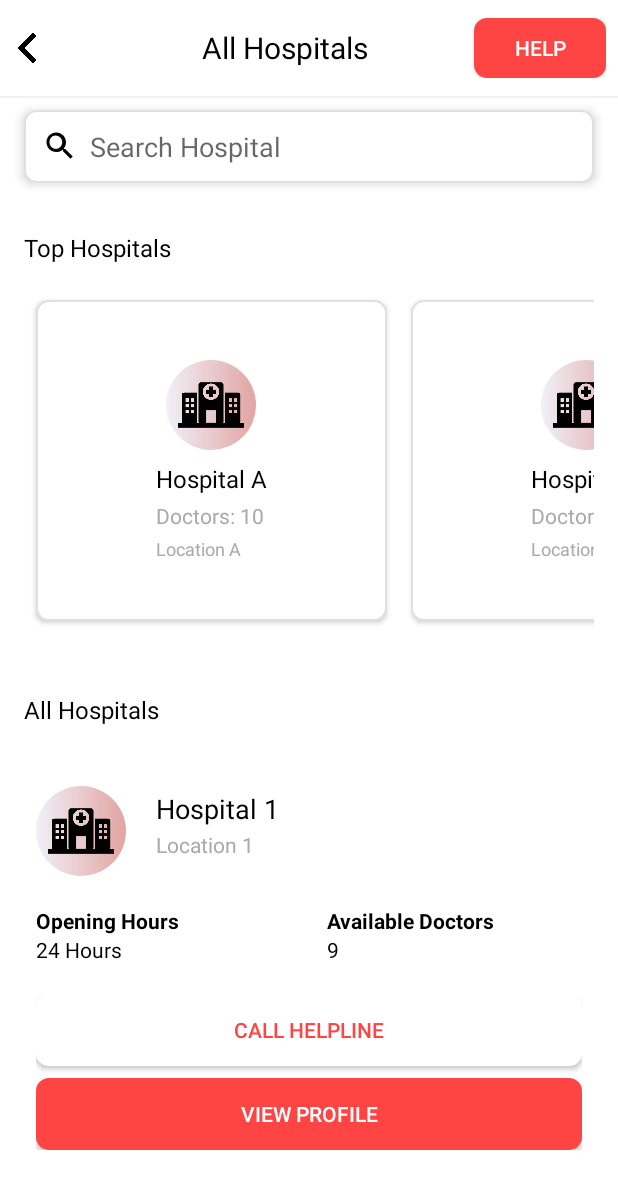
After one commit to zohaibshahid26/DocVision, an Android app: the HospitalActivity screen opened directly, with no data from a screen before it, on a phone screen of 412 x 824 dp. The commit adds this screen. Shown: the top 1189 px of the screen. Run offline under Robolectric (Android 15) with nearby library versions, the phone set to English and light mode, and no system bars.

Commit message:
Design Updates

```diff
--- a/app/build.gradle.kts
+++ b/app/build.gradle.kts
@@ -50,6 +50,7 @@ dependencies {
     implementation(libs.androidx.navigation.fragment.ktx)
     implementation(libs.androidx.navigation.ui.ktx)
     implementation(libs.androidx.navigation.runtime.ktx)
+    implementation(libs.androidx.core)
     testImplementation(libs.junit)
     androidTestImplementation(libs.androidx.junit)
     androidTestImplementation(libs.androidx.espresso.core)
--- /dev/null
+++ b/app/src/main/java/Hospital.kt
@@ -0,0 +1,6 @@
+data class Hospital(
+    val name: String,
+    val location: String,
+    val openingHours: String,
+    val availableDoctors: Int
+)
--- /dev/null
+++ b/app/src/main/java/HospitalAdapter.kt
@@ -0,0 +1,46 @@
+import android.content.Context
+import android.view.LayoutInflater
+import android.view.View
+import android.view.ViewGroup
+import android.widget.TextView
+import androidx.recyclerview.widget.RecyclerView
+import com.example.find_a_doctor.R
+
+class HospitalAdapter(private val context: Context, private val hospitals: List<Hospital>) : RecyclerView.Adapter<HospitalAdapter.HospitalViewHolder>() {
+
+    // ViewHolder class to hold the views for each item
+    class HospitalViewHolder(view: View) : RecyclerView.ViewHolder(view) {
+        val hospitalNameTextView: TextView = view.findViewById(R.id.hospital_name)
+        val hospitalLocationTextView: TextView = view.findViewById(R.id.hospital_address)
+        val openingHoursTextView: TextView = view.findViewById(R.id.opening_hours_time)
+        val availableDoctorsTextView: TextView = view.findViewById(R.id.available_doctors_count)
+
+        // Optionally, you can define buttons here if needed
+        // val callHelplineButton: Button = view.findViewById(R.id.btn_call_helpline)
+        // val viewProfileButton: Button = view.findViewById(R.id.btn_view_profile)
+    }
+
+    // Create new views (invoked by the layout manager)
+    override fun onCreateViewHolder(parent: ViewGroup, viewType: Int): HospitalViewHolder {
+        val view = LayoutInflater.from(context).inflate(R.layout.list_item_hospital, parent, false)
+        return HospitalViewHolder(view)
+    }
+
+    // Replace the contents of a view (invoked by the layout manager)
+    override fun onBindViewHolder(holder: HospitalViewHolder, position: Int) {
+        val hospital = hospitals[position]
+        holder.hospitalNameTextView.text = hospital.name
+        holder.hospitalLocationTextView.text = hospital.location
+        holder.openingHoursTextView.text = hospital.openingHours
+        holder.availableDoctorsTextView.text = hospital.availableDoctors.toString()
+
+        // Optionally set up buttons with click listeners here
+        // holder.callHelplineButton.setOnClickListener { /* Handle click */ }
+        // holder.viewProfileButton.setOnClickListener { /* Handle click */ }
+    }
+
+    // Return the size of the dataset (invoked by the layout manager)
+    override fun getItemCount(): Int {
+        return hospitals.size
+    }
+}
--- /dev/null
+++ b/app/src/main/java/com/example/find_a_doctor/HospitalActivity.kt
@@ -0,0 +1,77 @@
+package com.example.find_a_doctor
+
+import Hospital
+import HospitalAdapter
+import android.os.Bundle
+import android.widget.ImageView
+import android.widget.LinearLayout
+import android.widget.TextView
+import androidx.appcompat.app.AppCompatActivity
+import androidx.core.content.ContextCompat
+import androidx.recyclerview.widget.LinearLayoutManager
+import androidx.recyclerview.widget.RecyclerView
+
+class HospitalActivity : AppCompatActivity() {
+    private lateinit var hospitalRecyclerView: RecyclerView
+    private lateinit var hospitalAdapter: HospitalAdapter
+    private lateinit var horizontalList: LinearLayout
+
+    override fun onCreate(savedInstanceState: Bundle?) {
+        super.onCreate(savedInstanceState)
+        setContentView(R.layout.activity_hospital)
+
+        // Reference to the LinearLayout inside HorizontalScrollView
+        horizontalList = findViewById(R.id.top_hospitals_horizontal_list)
+
+        // Sample data for top hospitals
+        val top_hospitals = listOf(
+            Hospital("Hospital A", availableDoctors = 10, location = "Location A", openingHours = "0"),
+            Hospital("Hospital B", availableDoctors = 8, location = "Location B", openingHours = "0"),
+            Hospital("Hospital C", availableDoctors = 12, location = "Location C", openingHours = "0"),
+            Hospital("Hospital D", availableDoctors = 5, location = "Location D", openingHours = "0"),
+            Hospital("Hospital E", availableDoctors = 15, location = "Location E", openingHours = "0"),
+            // Add more hospitals as needed
+        )
+
+        // Populate the horizontal list
+        for (hospital in top_hospitals) {
+            // Inflate the item layout
+            val itemView = layoutInflater.inflate(R.layout.list_item_hospital_card, horizontalList, false)
+
+            // Find views in the inflated layout
+            val imageView = itemView.findViewById<ImageView>(R.id.item_image)
+            val nameTextView = itemView.findViewById<TextView>(R.id.item_name)
+            val doctorsTextView = itemView.findViewById<TextView>(R.id.item_doctors)
+            val locationTextView = itemView.findViewById<TextView>(R.id.item_location)
+
+            // Set the image (use the same drawable for simplicity)
+            imageView.setImageDrawable(ContextCompat.getDrawable(this, R.drawable.hospital)) // Replace with your drawable
+
+            // Set the text for each item
+            nameTextView.text = hospital.name
+            doctorsTextView.text = "Doctors: ${hospital.availableDoctors}"
+            locationTextView.text = hospital.location
+
+            // Add the item view to the horizontal list
+            horizontalList.addView(itemView)
+        }
+
+        // Initialize RecyclerView
+        hospitalRecyclerView = findViewById(R.id.hospital_list)
+        hospitalRecyclerView.layoutManager = LinearLayoutManager(this)
+
+        // Sample data for hospitals
+        val hospitals = List(30) { index ->
+            Hospital(
+                name = "Hospital ${index + 1}",
+                location = "Location ${index + 1}",
+                openingHours = if (index % 2 == 0) "24 Hours" else "9 AM - 5 PM",
+                availableDoctors = (1..10).random()
+            )
+        }
+
+        // Set adapter for RecyclerView
+        hospitalAdapter = HospitalAdapter(this, hospitals)
+        hospitalRecyclerView.adapter = hospitalAdapter
+    }
+}
--- a/app/src/main/java/com/example/find_a_doctor/MainActivity.kt
+++ b/app/src/main/java/com/example/find_a_doctor/MainActivity.kt
@@ -8,6 +8,7 @@ import android.net.Uri
 import android.os.Bundle
 import android.util.Log
 import android.view.LayoutInflater
+import android.widget.Button
 import android.widget.ImageButton
 import android.widget.ImageView
 import android.widget.LinearLayout
@@ -50,8 +51,6 @@ class MainActivity : ComponentActivity() {
 
         // Get LayoutInflater to inflate the item layout
         val inflater = LayoutInflater.from(this)
-
-
 
 // Define the gap in pixels
         val gapInPixels = 16 // Or a fixed value
@@ -126,6 +125,13 @@ class MainActivity : ComponentActivity() {
             showHelplineDialog()
         }
 
+        val btnOpenHospital: LinearLayout = findViewById(R.id.btn_open_hospital) // The button in your current layout
+        btnOpenHospital.setOnClickListener {
+            // Intent to start the new activity
+            val intent = Intent(this, HospitalActivity::class.java)
+            startActivity(intent)
+        }
+
     }
 
     private fun showHelplineDialog() {
--- /dev/null
+++ b/app/src/main/res/color/gray.xml
@@ -0,0 +1,4 @@
+<?xml version="1.0" encoding="utf-8"?>
+<selector xmlns:android="http://schemas.android.com/apk/resndroid">
+
+</selector>
--- /dev/null
+++ b/app/src/main/res/drawable/circle_background_gradient.xml
@@ -0,0 +1,8 @@
+<?xml version="1.0" encoding="utf-8"?>
+<shape xmlns:android="http://schemas.android.com/apk/res/android"
+    android:shape="oval">
+    <gradient
+        android:startColor="#F0F0F8"
+        android:endColor="#E2A4A2"
+         />
+</shape>
--- /dev/null
+++ b/app/src/main/res/layout/activity_hospital.xml
@@ -0,0 +1,97 @@
+<?xml version="1.0" encoding="utf-8"?>
+<androidx.constraintlayout.widget.ConstraintLayout xmlns:android="http://schemas.android.com/apk/res/android"
+    xmlns:app="http://schemas.android.com/apk/res-auto"
+    xmlns:tools="http://schemas.android.com/tools"
+    android:layout_width="match_parent"
+    android:layout_height="match_parent"
+    android:background="@android:color/white">
+
+    <!-- Fixed Header Layout -->
+    <include
+        android:id="@+id/header"
+        layout="@layout/custom_header"
+        app:layout_constraintTop_toTopOf="parent"
+        app:layout_constraintStart_toStartOf="parent"
+        app:layout_constraintEnd_toEndOf="parent"/>
+
+    <!-- Fixed Search Box -->
+    <EditText
+        android:id="@+id/search_hospital"
+        android:layout_width="0dp"
+        android:layout_height="wrap_content"
+        android:layout_marginTop="8dp"
+        android:layout_marginHorizontal="16dp"
+        android:background="@drawable/rounded_border"
+        android:drawableStart="@drawable/ic_search"
+        android:drawablePadding="8dp"
+        android:elevation="4dp"
+        android:hint="Search Hospital"
+        android:padding="12dp"
+        app:layout_constraintTop_toBottomOf="@id/header"
+        app:layout_constraintStart_toStartOf="parent"
+        app:layout_constraintEnd_toEndOf="parent"/>
+
+    <androidx.core.widget.NestedScrollView
+        android:id="@+id/nestedScrollView"
+        android:layout_width="match_parent"
+        android:layout_height="0dp"
+        android:layout_marginTop="8dp"
+        android:fillViewport="true"
+        app:layout_constraintTop_toBottomOf="@id/search_hospital"
+        app:layout_constraintBottom_toBottomOf="parent">
+
+        <LinearLayout
+            android:layout_width="match_parent"
+            android:layout_height="wrap_content"
+            android:orientation="vertical">
+
+            <TextView
+
+                android:layout_width="wrap_content"
+                android:layout_height="wrap_content"
+                android:text="Top Hospitals"
+                android:textSize="16sp"
+                android:textFontWeight="700"
+                android:paddingTop="24dp"
+                android:paddingLeft="16dp"
+                android:textColor="@android:color/black"
+                />
+            <!-- Horizontal ScrollView -->
+            <HorizontalScrollView
+                android:id="@+id/top_hospitals"
+                android:layout_width="match_parent"
+                android:layout_height="wrap_content"
+                android:padding="16dp"
+                android:scrollbars="none">
+
+                <LinearLayout
+                    android:id="@+id/top_hospitals_horizontal_list"
+                    android:layout_width="wrap_content"
+                    android:layout_height="wrap_content"
+                    android:orientation="horizontal" />
+
+            </HorizontalScrollView>
+
+            <TextView
+
+                android:layout_width="wrap_content"
+                android:layout_height="wrap_content"
+                android:text="All Hospitals"
+                android:textSize="16sp"
+                android:textFontWeight="700"
+                android:paddingTop="24dp"
+                android:paddingLeft="16dp"
+                android:textColor="@android:color/black"
+                />
+
+            <!-- Hospital List (RecyclerView) -->
+            <androidx.recyclerview.widget.RecyclerView
+                android:id="@+id/hospital_list"
+                android:layout_width="match_parent"
+                android:layout_height="wrap_content"
+                android:layout_marginVertical="16dp" />
+
+        </LinearLayout>
+    </androidx.core.widget.NestedScrollView>
+
+</androidx.constraintlayout.widget.ConstraintLayout>
--- /dev/null
+++ b/app/src/main/res/layout/custom_header.xml
@@ -0,0 +1,56 @@
+<?xml version="1.0" encoding="utf-8"?>
+<LinearLayout
+    xmlns:android="http://schemas.android.com/apk/res/android"
+    android:layout_width="match_parent"
+    android:layout_height="wrap_content"
+    android:elevation="4dp"
+
+    android:orientation="vertical">
+
+    <!-- Header Content -->
+    <LinearLayout
+        android:layout_width="match_parent"
+        android:layout_height="wrap_content"
+        android:orientation="horizontal"
+        android:paddingVertical="12dp"
+        android:paddingHorizontal="8dp"
+        android:gravity="center_vertical">
+
+        <ImageButton
+            android:id="@+id/btn_back"
+            android:layout_width="20dp"
+            android:layout_height="20dp"
+            android:background="?attr/selectableItemBackgroundBorderless"
+            android:scaleType="fitCenter"
+            android:src="@drawable/back_arrow"
+            android:layout_marginEnd="8dp"
+            android:layout_gravity="center_vertical"/>
+
+        <TextView
+            android:id="@+id/title"
+            android:layout_width="wrap_content"
+            android:layout_height="wrap_content"
+            android:layout_marginStart="36dp"
+
+            android:layout_weight="1"
+            android:gravity="center"
+            android:text="All Hospitals"
+            android:textColor="@android:color/black"
+            android:textSize="20sp" />
+
+        <Button
+            android:id="@+id/btn_help"
+            android:layout_width="wrap_content"
+            android:layout_height="40dp"
+            android:background="@drawable/rounded_border"
+            android:backgroundTint="@android:color/holo_red_light"
+            android:text="Help"
+            android:textColor="@android:color/white"
+            android:layout_marginStart="8dp"
+            android:layout_gravity="center_vertical"/>
+    </LinearLayout>
+
+    <!-- Divider -->
+<include
+    layout="@layout/horizontal_line"></include>
+</LinearLayout>
--- /dev/null
+++ b/app/src/main/res/layout/horizontal_line.xml
@@ -0,0 +1,13 @@
+<?xml version="1.0" encoding="utf-8"?>
+<RelativeLayout xmlns:android="http://schemas.android.com/apk/res/android"
+    android:layout_width="match_parent"
+    android:layout_height="match_parent">
+
+    <View
+        android:id="@+id/divider"
+        android:layout_width="match_parent"
+        android:layout_height="1dp"
+        android:background="#F0F0F0"
+        />
+
+</RelativeLayout>
--- a/app/src/main/res/layout/layout.xml
+++ b/app/src/main/res/layout/layout.xml
@@ -317,6 +317,7 @@
 
             <!-- 1x1 item -->
             <LinearLayout
+                android:id="@+id/btn_open_hospital"
                 android:layout_width="0dp"
                 android:layout_height="70dp"
                 android:layout_weight="1"
--- /dev/null
+++ b/app/src/main/res/layout/list_header.xml
@@ -0,0 +1,18 @@
+<?xml version="1.0" encoding="utf-8"?>
+<RelativeLayout xmlns:android="http://schemas.android.com/apk/res/android"
+    android:layout_width="match_parent"
+    android:layout_height="match_parent">
+
+    <TextView
+        android:id="@+id/textViewHospitalLabel"
+        android:layout_width="wrap_content"
+        android:layout_height="wrap_content"
+        android:text="All Hospitals"
+        android:textSize="16sp"
+        android:textFontWeight="800"
+        android:paddingLeft="16dp"
+        android:layout_marginVertical="8dp"
+        android:textColor="@android:color/black"
+        />
+
+</RelativeLayout>
--- /dev/null
+++ b/app/src/main/res/layout/list_item_hospital.xml
@@ -0,0 +1,146 @@
+<?xml version="1.0" encoding="utf-8"?>
+<LinearLayout
+    xmlns:android="http://schemas.android.com/apk/res/android"
+    android:layout_width="match_parent"
+    android:layout_height="wrap_content"
+    android:orientation="vertical"
+
+    android:padding="24dp"
+
+    android:layout_marginBottom="16dp"
+    android:elevation="4dp">
+
+    <!-- Hospital Name and Icon -->
+    <LinearLayout
+        android:layout_width="match_parent"
+        android:layout_height="wrap_content"
+        android:orientation="horizontal"
+        android:gravity="center_vertical"
+        >
+
+        <!-- Hospital Icon -->
+        <ImageView
+            android:id="@+id/hospital_icon"
+            android:layout_width="60dp"
+            android:layout_height="60dp"
+
+            android:src="@drawable/hospital"
+            android:scaleType="fitCenter"
+            android:background="@drawable/circle_background_gradient"
+
+            android:padding="8dp"
+
+            android:layout_gravity="center_vertical"
+       />
+
+        <LinearLayout
+            android:layout_width="wrap_content"
+            android:layout_height="wrap_content"
+            android:orientation="vertical"
+            android:layout_marginLeft="20dp"
+            android:layout_gravity="center_vertical">
+
+        <!-- Hospital Name -->
+        <TextView
+            android:id="@+id/hospital_name"
+            android:layout_width="wrap_content"
+            android:layout_height="wrap_content"
+            android:layout_marginBottom="2dp"
+            android:text="Aadil Hospital"
+            android:textColor="@android:color/black"
+            android:textSize="18sp"/>
+
+        <TextView
+            android:id="@+id/hospital_address"
+            android:layout_width="wrap_content"
+            android:layout_height="wrap_content"
+            android:layout_marginBottom="8dp"
+            android:text="Main Boulevard DHA"
+            android:textColor="@android:color/darker_gray"
+            android:textSize="14sp" />
+
+        </LinearLayout>
+
+    </LinearLayout>
+
+
+    <LinearLayout
+        android:layout_width="match_parent"
+        android:layout_height="wrap_content"
+        android:orientation="horizontal"
+        android:layout_marginVertical="20dp">
+
+        <!-- Opening Hours and Available Doctors -->
+        <LinearLayout
+            android:layout_width="0dp"
+            android:layout_height="wrap_content"
+            android:layout_weight="1"
+            android:orientation="vertical"
+            android:layout_marginRight="24dp">
+
+            <TextView
+                android:id="@+id/opening_hours"
+                android:layout_width="wrap_content"
+                android:layout_height="wrap_content"
+                android:layout_marginEnd="16dp"
+                android:text="Opening Hours"
+                android:textColor="@android:color/black"
+                android:textStyle="bold"
+                android:textSize="14sp" />
+
+            <TextView
+                android:id="@+id/opening_hours_time"
+                android:layout_width="wrap_content"
+                android:layout_height="wrap_content"
+                android:text="24 Hours"
+                android:textColor="@android:color/black"
+                android:textSize="14sp" />
+        </LinearLayout>
+
+        <LinearLayout
+            android:layout_width="0dp"
+            android:layout_height="wrap_content"
+            android:layout_weight="1"
+            android:orientation="vertical">
+
+            <TextView
+                android:id="@+id/available_doctors"
+                android:layout_width="wrap_content"
+                android:layout_height="wrap_content"
+                android:layout_marginEnd="16dp"
+                android:text="Available Doctors"
+                android:textColor="@android:color/black"
+                android:textStyle="bold"
+                android:textSize="14sp" />
+
+            <TextView
+                android:id="@+id/available_doctors_count"
+                android:layout_width="wrap_content"
+                android:layout_height="wrap_content"
+                android:text="121"
+                android:textColor="@android:color/black"
+                android:textSize="14sp" />
+        </LinearLayout>
+    </LinearLayout>
+
+    <!-- Call Helpline Button -->
+    <Button
+        android:id="@+id/btn_call_helpline"
+        android:layout_width="match_parent"
+        android:layout_height="wrap_content"
+        android:layout_marginBottom="8dp"
+        android:backgroundTint="@android:color/white"
+        android:background="@drawable/rounded_border"
+        android:text="Call Helpline"
+        android:textColor="@android:color/holo_red_light" />
+
+    <!-- View Profile Button -->
+    <Button
+        android:id="@+id/btn_view_profile"
+        android:layout_width="match_parent"
+        android:layout_height="wrap_content"
+        android:backgroundTint="@android:color/holo_red_light"
+        android:background="@drawable/rounded_border"
+        android:text="View Profile"
+        android:textColor="@android:color/white" />
+</LinearLayout>
--- /dev/null
+++ b/app/src/main/res/layout/list_item_hospital_card.xml
@@ -0,0 +1,53 @@
+<?xml version="1.0" encoding="utf-8"?>
+<LinearLayout xmlns:android="http://schemas.android.com/apk/res/android"
+    android:layout_width="wrap_content"
+    android:layout_height="wrap_content"
+    android:orientation="vertical"
+    android:layout_margin="8dp"
+    android:background="@drawable/rounded_border"
+    android:paddingVertical="40dp"
+    android:paddingHorizontal="80dp"
+    android:elevation="2dp"
+    android:layout_gravity="center">
+
+    <!-- Image at the top -->
+    <ImageView
+        android:id="@+id/item_image"
+        android:layout_width="60dp"
+        android:layout_height="60dp"
+        android:layout_gravity="center"
+        android:padding="8dp"
+        android:background="@drawable/circle_background_gradient"
+        android:scaleType="centerCrop"
+        android:src="@drawable/hospital"/> <!-- Replace with your drawable resource -->
+
+    <!-- Hospital Name -->
+    <TextView
+        android:id="@+id/item_name"
+        android:layout_width="wrap_content"
+        android:layout_height="wrap_content"
+        android:textSize="16sp"
+        android:textColor="@android:color/black"
+        android:layout_marginTop="8dp"
+        android:text="Hospital Name"/>
+
+    <!-- Number of Available Doctors -->
+    <TextView
+        android:id="@+id/item_doctors"
+        android:layout_width="wrap_content"
+        android:layout_height="wrap_content"
+        android:textSize="14sp"
+        android:textColor="@android:color/darker_gray"
+        android:layout_marginTop="4dp"
+        android:text="Doctors: 10"/>
+
+    <!-- Location -->
+    <TextView
+        android:id="@+id/item_location"
+        android:layout_width="wrap_content"
+        android:layout_height="wrap_content"
+        android:textSize="12sp"
+        android:textColor="@android:color/darker_gray"
+        android:layout_marginTop="4dp"
+        android:text="Location"/>
+</LinearLayout>
--- a/app/src/main/res/values/colors.xml
+++ b/app/src/main/res/values/colors.xml
@@ -10,6 +10,7 @@
 <!--    <color name="colorAccent">#3F51B5</color>-->
 
         <color name="colorPrimary">#000000</color>
+        <color name="custom_gray">#C7C7C7</color>
         <color name="colorPrimaryDark">#3700B3</color>
     <color name="red_primary">#FF0000</color> <!-- Adjust the color code as needed -->
 </resources>
--- a/gradle/libs.versions.toml
+++ b/gradle/libs.versions.toml
@@ -14,6 +14,7 @@ lifecycleViewmodelKtx = "2.8.4"
 navigationFragmentKtx = "2.6.0"
 navigationUiKtx = "2.6.0"
 navigationRuntimeKtx = "2.7.7"
+core = "1.13.1"
 
 [libraries]
 androidx-core-ktx = { group = "androidx.core", name = "core-ktx", version.ref = "coreKtx" }
@@ -29,6 +30,7 @@ androidx-lifecycle-viewmodel-ktx = { group = "androidx.lifecycle", name = "lifec
 androidx-navigation-fragment-ktx = { group = "androidx.navigation", name = "navigation-fragment-ktx", version.ref = "navigationFragmentKtx" }
 androidx-navigation-ui-ktx = { group = "androidx.navigation", name = "navigation-ui-ktx", version.ref = "navigationUiKtx" }
 androidx-navigation-runtime-ktx = { group = "androidx.navigation", name = "navigation-runtime-ktx", version.ref = "navigationRuntimeKtx" }
+androidx-core = { group = "androidx.core", name = "core", version.ref = "core" }
 
 [plugins]
 android-application = { id = "com.android.application", version.ref = "agp" }
```
Also changed, not shown: app/src/main/AndroidManifest.xml (+8 -1 lines), app/src/main/res/drawable/back_arrow.png (added).
